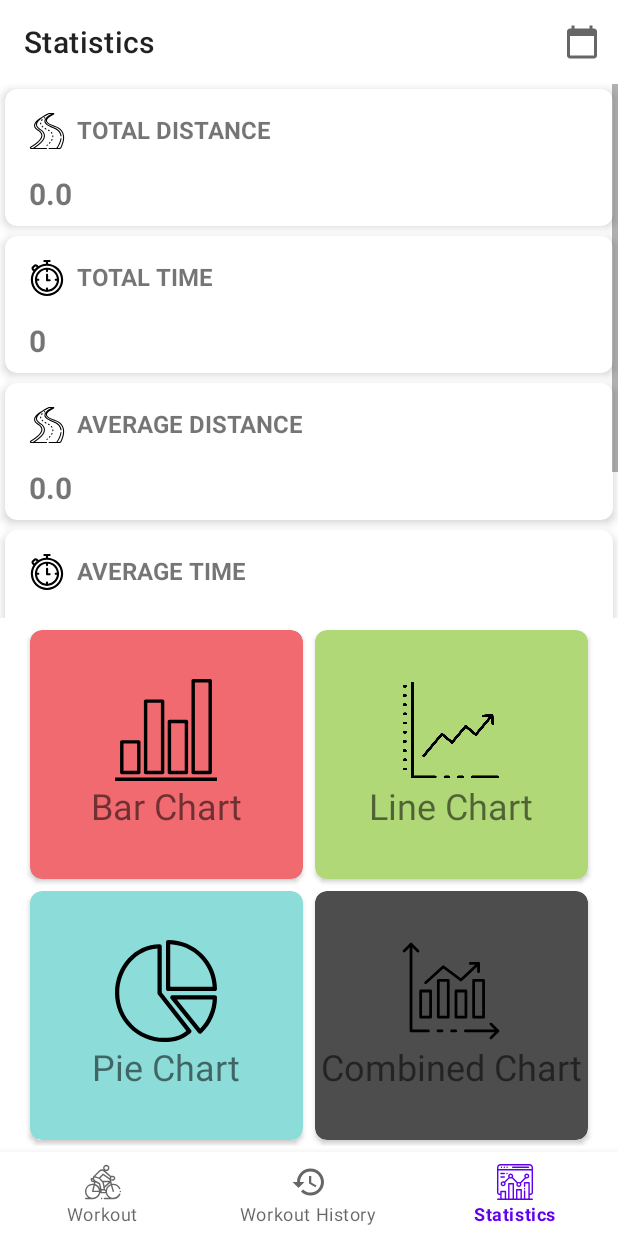
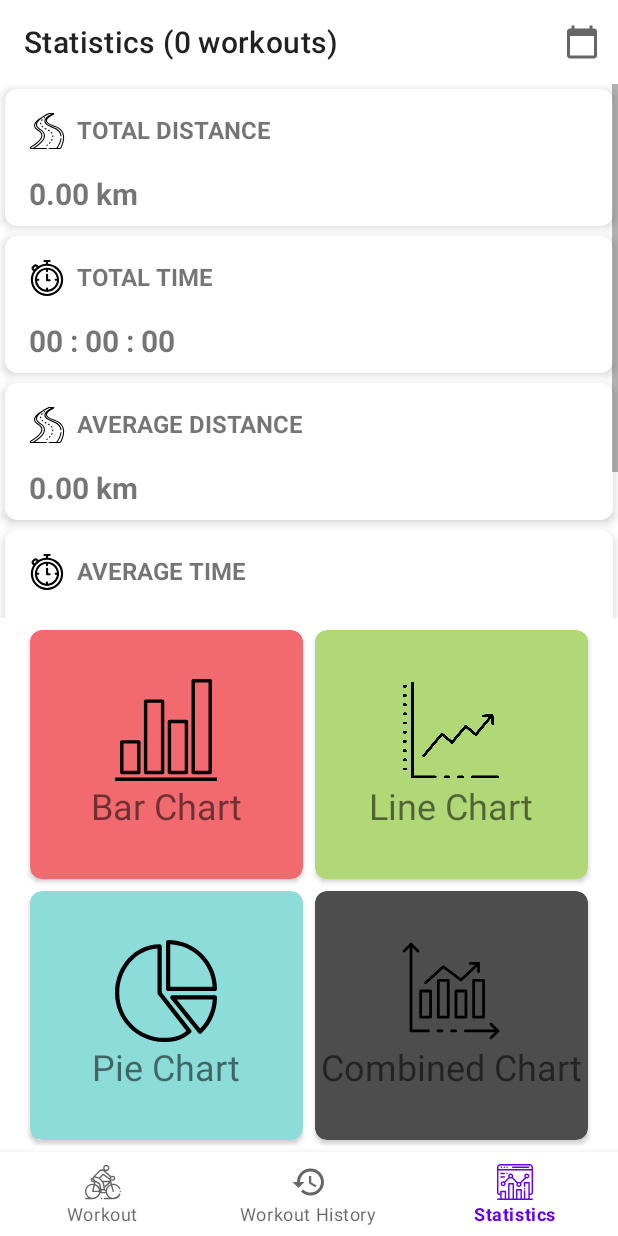
Before and after one commit to dellosaneil/Run-Progress-Tracker, an Android app: the Statistics screen opened through its navigation route, on a phone screen of 412 x 824 dp. Run offline under Robolectric (Android 15) with nearby library versions, the phone set to English and light mode, and no system bars; our stand-ins replace Dagger/Hilt's generated code, navigation-ui; pictures from the network do not load.

```diff
--- a/app/src/main/java/com/example/exercisetracker/bottomNavFragments/statistics/Statistics.kt
+++ b/app/src/main/java/com/example/exercisetracker/bottomNavFragments/statistics/Statistics.kt
@@ -34,6 +34,14 @@ class Statistics : FragmentLifecycleLog(), View.OnClickListener {
         populateGridLayout(view)
         setOnClickListeners()
         setRecords(view)
+        toolBarInitialize()
+    }
+
+
+    private fun toolBarInitialize(){
+        statisticsViewModel.totalWorkout().observe(viewLifecycleOwner){
+            binding.fragmentStatisticsToolBar.title = "Statistics (${it} workouts)"
+        }
     }
 
     private fun setRecords(view: View) {
@@ -74,14 +82,13 @@ class Statistics : FragmentLifecycleLog(), View.OnClickListener {
             R.drawable.ic_speed_24
         )
 
-
         repeat(5) { index ->
             Glide.with(view)
                 .load(drawableArray[index])
                 .into(viewImageArray[index])
             viewNameArray[index].text = labelArray[index]
             liveDataFunctions[index].observe(viewLifecycleOwner) {
-                viewValueArray[index].text = it.toString()
+                viewValueArray[index].text = it
             }
         }
     }
--- a/app/src/main/java/com/example/exercisetracker/bottomNavFragments/statistics/StatisticsViewModel.kt
+++ b/app/src/main/java/com/example/exercisetracker/bottomNavFragments/statistics/StatisticsViewModel.kt
@@ -13,35 +13,63 @@ import kotlinx.coroutines.withContext
 import javax.inject.Inject
 
 @HiltViewModel
-class StatisticsViewModel @Inject constructor(private val repository : WorkoutRepository) : ViewModel(){
+class StatisticsViewModel @Inject constructor(private val repository: WorkoutRepository) :
+    ViewModel() {
 
 
-    private val _totalDistance = MutableLiveData(0.0)
-    private val _totalTime = MutableLiveData(0L)
-    private val _averageDistance = MutableLiveData(0.0)
-    private val _averageTime = MutableLiveData(0.0)
-    private val _averageSpeed = MutableLiveData(0.0)
+    private val _totalDistance = MutableLiveData("0.00 km")
+    private val _totalTime = MutableLiveData("00:00:00")
+    private val _averageDistance = MutableLiveData("0.00 km")
+    private val _averageTime = MutableLiveData("00:00:00")
+    private val _averageSpeed = MutableLiveData("0.00 km/h")
 
-    fun totalDistance() : LiveData<Double> = _totalDistance
-    fun totalTime() : LiveData<Long> = _totalTime
-    fun averageDistance() : LiveData<Double> = _averageDistance
-    fun averageTime() : LiveData<Double> = _averageTime
-    fun averageSpeed() : LiveData<Double> = _averageSpeed
+    private val _totalWorkout = MutableLiveData(0)
 
-    init{
+
+    fun totalWorkout() : LiveData<Int> = _totalWorkout
+    fun totalDistance(): LiveData<String> = _totalDistance
+    fun totalTime(): LiveData<String> = _totalTime
+    fun averageDistance(): LiveData<String> = _averageDistance
+    fun averageTime(): LiveData<String> = _averageTime
+    fun averageSpeed(): LiveData<String> = _averageSpeed
+
+    init {
         viewModelScope.launch(IO) {
             val tDistance = repository.sumTotalKMAll()
             val tTime = repository.sumTotalTimeAll()
             val aDistance = repository.avgKMAll()
             val aTime = repository.avgTotalTimeAll()
             val aSpeed = repository.avgSpeedAll()
-            withContext(Main){
-                _totalDistance.value = tDistance
-                _totalTime.value = tTime
-                _averageDistance.value = aDistance
-                _averageTime.value = aTime
-                _averageSpeed.value = aSpeed
+            val tWorkout = repository.sumTotalWorkoutCountAll()
+            withContext(Main) {
+                _totalDistance.value = formatKM(tDistance)
+                _totalTime.value = millisecondToTime(tTime)
+                _averageDistance.value = formatKM(aDistance)
+                _averageTime.value = millisecondToTime(aTime.toLong())
+                _averageSpeed.value = formatAverageSpeed(aSpeed)
+                _totalWorkout.value = tWorkout
             }
         }
     }
+
+    private fun formatAverageSpeed(speed: Double) = "${String.format("%.2f", speed)} km/h"
+
+    private fun formatKM(km: Double): String = "${String.format("%.2f", km)} km"
+
+    private fun millisecondToTime(time: Long): String {
+        var timeMilli = time
+        val hours = (timeMilli / 3_600_000).toInt()
+        timeMilli -= hours * 3_600_000
+        val minutes = (timeMilli / 60_000).toInt()
+        timeMilli -= minutes * 60_000
+        val seconds = (timeMilli / 1_000).toInt()
+        timeMilli -= seconds * 1_000
+
+        val hourString = if (hours <= 9) "0$hours" else hours
+        val minuteString = if (minutes <= 9) "0$minutes" else minutes
+        val secondString = if (seconds <= 9) "0$seconds" else seconds
+        return "$hourString : $minuteString : $secondString"
+    }
+
+
 }
--- a/app/src/main/java/com/example/exercisetracker/bottomNavFragments/workout/workoutOngoing/WorkoutOnGoingService.kt
+++ b/app/src/main/java/com/example/exercisetracker/bottomNavFragments/workout/workoutOngoing/WorkoutOnGoingService.kt
@@ -11,6 +11,7 @@ import android.content.Intent
 import android.location.Location
 import android.os.Build
 import android.os.IBinder
+import android.util.Log
 import androidx.annotation.RequiresApi
 import androidx.core.app.NotificationCompat
 import androidx.lifecycle.LiveData
@@ -301,6 +302,7 @@ class WorkoutOnGoingService : Service() {
 
     private val TAG = "WorkoutOnGoingService"
     override fun onStartCommand(intent: Intent?, flags: Int, startId: Int): Int {
+        Log.i(TAG, "onStartCommand Service Status: $serviceRunning")
         when (intent?.action) {
             START -> startRunningForeground(intent)
             RESUME -> resumeRunningForeground()
@@ -377,6 +379,8 @@ class WorkoutOnGoingService : Service() {
         notification = null
         notificationManager = null
 
+        Log.i(TAG, "onDestroy Service Status: ${serviceRunning}")
+
         serviceJob.cancel()
     }
 
--- a/app/src/main/java/com/example/exercisetracker/bottomNavFragments/workout/workoutOngoing/WorkoutOngoing.kt
+++ b/app/src/main/java/com/example/exercisetracker/bottomNavFragments/workout/workoutOngoing/WorkoutOngoing.kt
@@ -42,7 +42,6 @@ import javax.inject.Inject
 
 @AndroidEntryPoint
 class WorkoutOngoing : FragmentLifecycleLog(), View.OnClickListener {
-
 
     private var _binding: FragmentWorkoutOngoingBinding? = null
     private val binding get() = _binding!!
@@ -162,7 +161,7 @@ class WorkoutOngoing : FragmentLifecycleLog(), View.OnClickListener {
 
 
     private fun sendBackgroundAction(inBackground : Boolean) {
-        if(serviceRunning) {
+        if(serviceRunning && currentState != null && currentState != STOP) {
             Intent(requireActivity(), WorkoutOnGoingService::class.java).also { service ->
                 service.action = IN_BACKGROUND
                 service.putExtra(BACKGROUND, inBackground)
--- a/app/src/main/java/com/example/exercisetracker/room/WorkoutDatabase.kt
+++ b/app/src/main/java/com/example/exercisetracker/room/WorkoutDatabase.kt
@@ -7,7 +7,7 @@ import com.example.exercisetracker.data.WorkoutData
 import com.example.exercisetracker.room.dao.WorkoutDao
 
 
-@Database(entities = [WorkoutData::class], version = 4, exportSchema = false)
+@Database(entities = [WorkoutData::class], version = 5, exportSchema = false)
 @TypeConverters(MyConverters::class)
 abstract class WorkoutDatabase : RoomDatabase(){
     abstract fun workoutDao() : WorkoutDao
--- a/app/src/main/java/com/example/exercisetracker/room/dao/WorkoutDao.kt
+++ b/app/src/main/java/com/example/exercisetracker/room/dao/WorkoutDao.kt
@@ -69,9 +69,9 @@ interface WorkoutDao {
     @Query("SELECT SUM(totalTime) FROM workout_main WHERE startTime BETWEEN :firstRange AND :secondRange")
     fun sumTotalTimeRangeDate(firstRange: Long, secondRange: Long) : Long
 
-    @Query("SELECT AVG(totalKM) FROM workout_main")
+    @Query("SELECT AVG(totalTime) FROM workout_main")
     fun avgTotalTimeAll() : Double
-    @Query("SELECT AVG(totalKM) FROM workout_main WHERE startTime BETWEEN :firstRange AND :secondRange")
+    @Query("SELECT AVG(totalTime) FROM workout_main WHERE startTime BETWEEN :firstRange AND :secondRange")
     fun avgTotalTimeRangeDate(firstRange: Long, secondRange: Long) : Double
 
     @Query("SELECT SUM(totalKM) FROM workout_main")
@@ -84,9 +84,9 @@ interface WorkoutDao {
     @Query("SELECT AVG(totalKM) FROM workout_main WHERE startTime BETWEEN :firstRange AND :secondRange")
     fun avgKMRangeDate(firstRange: Long, secondRange: Long) : Double
 
-    @Query("SELECT AVG(totalKM) FROM workout_main")
+    @Query("SELECT AVG(averageSpeed) FROM workout_main")
     fun avgSpeedAll() : Double
-    @Query("SELECT AVG(totalKM) FROM workout_main WHERE startTime BETWEEN :firstRange AND :secondRange")
+    @Query("SELECT AVG(averageSpeed) FROM workout_main WHERE startTime BETWEEN :firstRange AND :secondRange")
     fun avgSpeedKMRangeDate(firstRange: Long, secondRange: Long) : Double
 
     @Query("SELECT COUNT(totalTime) FROM workout_main")
--- a/app/src/main/java/com/example/exercisetracker/utility/MainActivity.kt
+++ b/app/src/main/java/com/example/exercisetracker/utility/MainActivity.kt
@@ -11,6 +11,7 @@ import androidx.navigation.findNavController
 import androidx.navigation.ui.setupWithNavController
 import com.example.exercisetracker.R
 import com.example.exercisetracker.bottomNavFragments.workout.workoutOngoing.WorkoutOnGoingService.Companion.currentState
+import com.example.exercisetracker.bottomNavFragments.workout.workoutOngoing.WorkoutOnGoingService.Companion.serviceRunning
 import com.example.exercisetracker.data.WorkoutData
 import com.example.exercisetracker.databinding.ActivityMainBinding
 import com.example.exercisetracker.repository.WorkoutRepository
@@ -57,7 +58,7 @@ class MainActivity : AppCompatActivity() {
     /*redirect to OnGoingWorkoutFragment when workout is OnGoing*/
     private fun navigateToWorkoutOngoing(intent: Intent?) {
         navController = findNavController(R.id.nav_host_fragment_container)
-        if (intent?.action == ACTION_NOTIFICATION_SERVICE) {
+        if (intent?.action == ACTION_NOTIFICATION_SERVICE && serviceRunning) {
             navController.navigate(R.id.action_global_workout_service)
         }
     }
--- a/app/src/main/res/layout/fragment_statistics.xml
+++ b/app/src/main/res/layout/fragment_statistics.xml
@@ -12,8 +12,7 @@
         android:id="@+id/fragmentStatistics_toolBar"
         android:layout_width="match_parent"
         android:layout_height="?attr/actionBarSize"
-        app:menu="@menu/menu_statistics"
-        app:title="@string/statistics" />
+        app:menu="@menu/menu_statistics"/>
 
     <ScrollView
         android:layout_width="match_parent"
```
